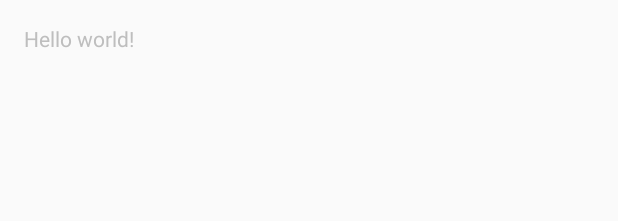
After one commit to Merterm/Calyx, an Android app: the layout activity_post.xml on its own in the app's theme, with its tools: preview values and no code run, on a phone screen of 412 x 824 dp. The commit adds this screen. Shown: the top 221 px of the screen. Run offline under Robolectric (Android 15) with nearby library versions, the light colour scheme and no system bars.

```diff
--- a/app/src/main/AndroidManifest.xml
+++ b/app/src/main/AndroidManifest.xml
@@ -38,6 +38,10 @@
             android:name=".MainActivity"
             android:label="@string/app_name"
             android:launchMode="singleTop" />
+        <activity
+            android:name=".Post"
+            android:label="@string/title_activity_post" >
+        </activity>
     </application>
 
 </manifest>
--- a/app/src/main/java/com/compass/ingenium/myapplication/modelclasses/Event.java
+++ b/app/src/main/java/com/compass/ingenium/myapplication/modelclasses/Event.java
@@ -14,7 +14,7 @@
 {
 
   // properties
-  protected Time startTime;
+  protected Time startTime; //there's no such class, should be replaced
   protected Time endTime;
   protected Date date;
   protected String description;
--- /dev/null
+++ b/app/src/main/res/layout-v21/activity_post.xml
@@ -0,0 +1,13 @@
+<RelativeLayout xmlns:android="http://schemas.android.com/apk/res/android"
+    xmlns:tools="http://schemas.android.com/tools" android:layout_width="match_parent"
+    android:layout_height="match_parent" android:paddingLeft="@dimen/activity_horizontal_margin"
+    android:paddingRight="@dimen/activity_horizontal_margin"
+    android:paddingTop="@dimen/activity_vertical_margin"
+    android:paddingBottom="@dimen/activity_vertical_margin"
+    tools:context="com.compass.ingenium.myapplication.Post"
+    android:theme="@android:style/Theme.Material">
+
+    <TextView android:text="@string/hello_world" android:layout_width="wrap_content"
+        android:layout_height="wrap_content" />
+
+</RelativeLayout>
--- /dev/null
+++ b/app/src/main/res/layout/activity_post.xml
@@ -0,0 +1,13 @@
+<RelativeLayout xmlns:android="http://schemas.android.com/apk/res/android"
+    xmlns:tools="http://schemas.android.com/tools" android:layout_width="match_parent"
+    android:layout_height="match_parent" android:paddingLeft="@dimen/activity_horizontal_margin"
+    android:paddingRight="@dimen/activity_horizontal_margin"
+    android:paddingTop="@dimen/activity_vertical_margin"
+    android:paddingBottom="@dimen/activity_vertical_margin"
+    tools:context="com.compass.ingenium.myapplication.Post"
+    android:theme="@android:style/Theme.Holo">
+
+    <TextView android:text="@string/hello_world" android:layout_width="wrap_content"
+        android:layout_height="wrap_content" />
+
+</RelativeLayout>
--- a/app/src/main/res/values/strings.xml
+++ b/app/src/main/res/values/strings.xml
@@ -13,4 +13,7 @@
     <string name="name">Fullname</string>
     <string name="action_settings">Action Settings</string>
     <string name="calyx_logo">Calyx Logo</string>
+    <string name="title_activity_post">Post</string>
+
+    <string name="hello_world">Hello world!</string>
 </resources>
```
Also changed, not shown: app/src/main/java/com/compass/ingenium/myapplication/Post.java (added, +39 -0 lines), app/src/main/res/menu/menu_post.xml (added, +7 -0 lines), 5 other files.
